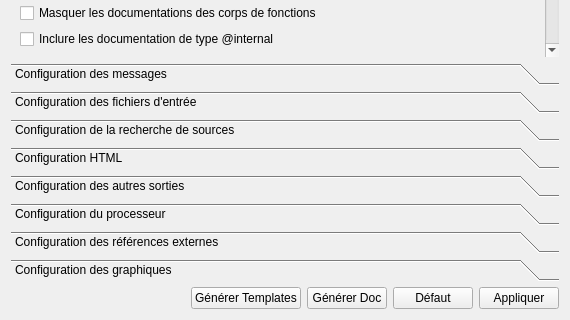
Old version of the form projects/ProjectManager/form/tabs/TabDoxygen.ui in the repository darkFrancis/ProjectManager; both pictures show x 0 to 570 and y 333 to 653 of the 570 by 653 pixel window.
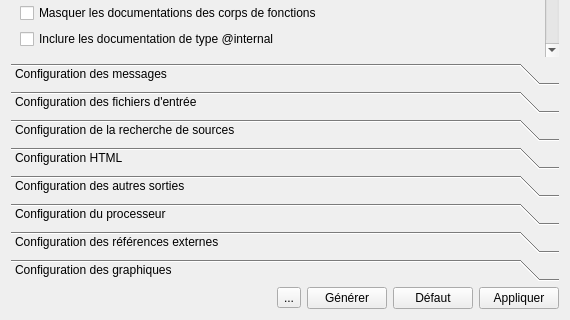
New version of the form. The open tabs and pages were chosen to show the change.

Diff of the .ui file:
```diff
--- a/projects/ProjectManager/form/tabs/TabDoxygen.ui
+++ b/projects/ProjectManager/form/tabs/TabDoxygen.ui
@@ -21,10 +21,10 @@
      </property>
     </widget>
    </item>
-   <item row="1" column="4">
-    <widget class="QPushButton" name="pushButton_apply">
+   <item row="1" column="1">
+    <widget class="QToolButton" name="toolButton_help">
      <property name="text">
-      <string>Appliquer</string>
+      <string>...</string>
      </property>
     </widget>
    </item>
@@ -6299,6 +6299,20 @@
      </widget>
     </widget>
    </item>
+   <item row="1" column="2">
+    <widget class="QPushButton" name="pushButton_generate">
+     <property name="text">
+      <string>Générer</string>
+     </property>
+    </widget>
+   </item>
+   <item row="1" column="4">
+    <widget class="QPushButton" name="pushButton_apply">
+     <property name="text">
+      <string>Appliquer</string>
+     </property>
+    </widget>
+   </item>
    <item row="1" column="0">
     <spacer name="horizontalSpacer">
      <property name="orientation">
@@ -6312,20 +6326,6 @@
      </property>
     </spacer>
    </item>
-   <item row="1" column="1">
-    <widget class="QPushButton" name="pushButton_generateFiles">
-     <property name="text">
-      <string>Générer Templates</string>
-     </property>
-    </widget>
-   </item>
-   <item row="1" column="2">
-    <widget class="QPushButton" name="pushButton_generateDoc">
-     <property name="text">
-      <string>Générer Doc</string>
-     </property>
-    </widget>
-   </item>
   </layout>
  </widget>
  <resources/>
```
Left out of the diff: 4 changed lines with no effect on the pictures.
